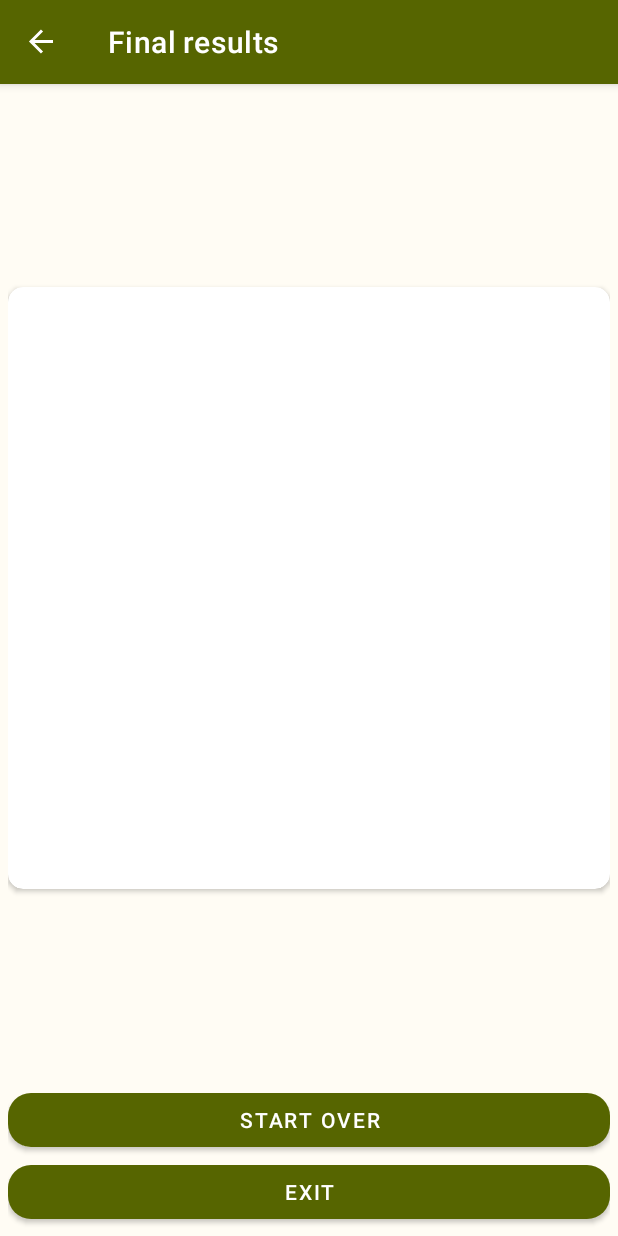
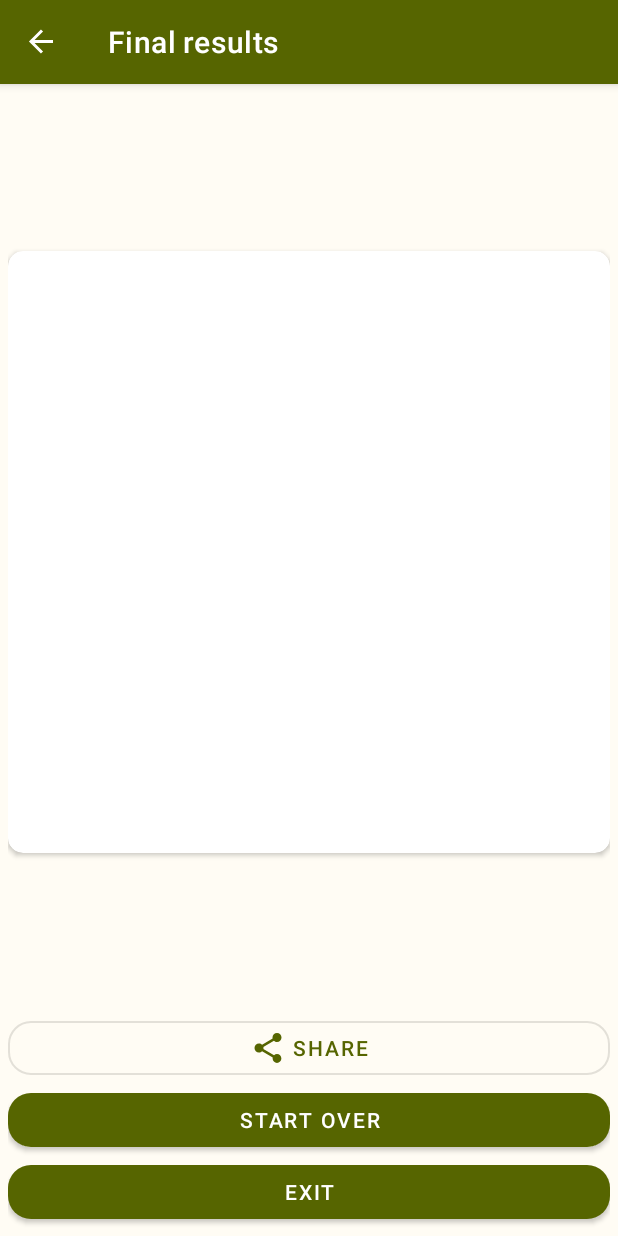
Before and after one commit to KarolinaWidz/Best-Wishes, an Android app: the FinalCardFragment screen opened through its navigation route, on a phone screen of 412 x 824 dp. Run offline under Robolectric (Android 15) with nearby library versions, the phone set to English and light mode, and no system bars; our stand-ins replace data binding, navigation-ui; pictures from the network do not load; 3 statements that could not run were skipped.

Commit message:
Add sharing of results

```diff
--- /dev/null
+++ b/app/src/main/res/drawable/ic_share.xml
@@ -0,0 +1,10 @@
+<vector xmlns:android="http://schemas.android.com/apk/res/android"
+    android:width="24dp"
+    android:height="24dp"
+    android:tint="#000000"
+    android:viewportWidth="24"
+    android:viewportHeight="24">
+    <path
+        android:fillColor="@android:color/white"
+        android:pathData="M18,16.08c-0.76,0 -1.44,0.3 -1.96,0.77L8.91,12.7c0.05,-0.23 0.09,-0.46 0.09,-0.7s-0.04,-0.47 -0.09,-0.7l7.05,-4.11c0.54,0.5 1.25,0.81 2.04,0.81 1.66,0 3,-1.34 3,-3s-1.34,-3 -3,-3 -3,1.34 -3,3c0,0.24 0.04,0.47 0.09,0.7L8.04,9.81C7.5,9.31 6.79,9 6,9c-1.66,0 -3,1.34 -3,3s1.34,3 3,3c0.79,0 1.5,-0.31 2.04,-0.81l7.12,4.16c-0.05,0.21 -0.08,0.43 -0.08,0.65 0,1.61 1.31,2.92 2.92,2.92 1.61,0 2.92,-1.31 2.92,-2.92s-1.31,-2.92 -2.92,-2.92z" />
+</vector>
--- a/app/src/main/res/layout-land/fragment_final_card.xml
+++ b/app/src/main/res/layout-land/fragment_final_card.xml
@@ -46,6 +46,24 @@
         </androidx.cardview.widget.CardView>
 
         <Button
+            android:id="@+id/share_button"
+            style="@style/Widget.MaterialComponents.Button.OutlinedButton"
+            android:layout_width="0dp"
+            android:layout_height="wrap_content"
+            android:layout_marginHorizontal="10dp"
+            android:layout_marginBottom="5dp"
+            android:text="@string/share"
+            app:cornerRadius="15dp"
+            app:icon="@drawable/ic_share"
+            app:iconGravity="textStart"
+            app:layout_constraintBottom_toTopOf="@+id/start_over_button"
+            app:layout_constraintEnd_toEndOf="parent"
+            app:layout_constraintStart_toStartOf="@+id/guideline"
+            app:layout_constraintTop_toTopOf="parent"
+            app:layout_constraintVertical_chainStyle="packed" />
+
+
+        <Button
             android:id="@+id/start_over_button"
             android:layout_width="0dp"
             android:layout_height="wrap_content"
@@ -57,8 +75,8 @@
             app:layout_constraintBottom_toTopOf="@+id/exit_button"
             app:layout_constraintEnd_toEndOf="parent"
             app:layout_constraintStart_toStartOf="@+id/guideline"
-            app:layout_constraintTop_toTopOf="parent"
-            app:layout_constraintVertical_chainStyle="packed" />
+            app:layout_constraintTop_toBottomOf="@id/share_button" />
+
 
         <Button
             android:id="@+id/exit_button"
--- a/app/src/main/res/layout/fragment_final_card.xml
+++ b/app/src/main/res/layout/fragment_final_card.xml
@@ -17,11 +17,11 @@
         tools:context=".ui.FinalCardFragment">
 
         <androidx.cardview.widget.CardView
-            app:layout_constraintDimensionRatio="1:1"
             android:layout_width="0dp"
             android:layout_height="0dp"
             app:cardCornerRadius="10dp"
-            app:layout_constraintBottom_toTopOf="@+id/start_over_button"
+            app:layout_constraintBottom_toTopOf="@+id/share_button"
+            app:layout_constraintDimensionRatio="1:1"
             app:layout_constraintEnd_toEndOf="@id/start_over_button"
             app:layout_constraintStart_toStartOf="parent"
             app:layout_constraintTop_toTopOf="parent">
@@ -36,6 +36,20 @@
                 tools:src="@drawable/birthday1" />
 
         </androidx.cardview.widget.CardView>
+
+        <Button
+            android:id="@+id/share_button"
+            style="@style/Widget.MaterialComponents.Button.OutlinedButton"
+            android:layout_width="match_parent"
+            android:layout_height="wrap_content"
+            android:gravity="center"
+            android:text="@string/share"
+            app:cornerRadius="15dp"
+            app:icon="@drawable/ic_share"
+            app:iconGravity="textStart"
+            app:layout_constraintBottom_toTopOf="@id/start_over_button"
+            app:layout_constraintEnd_toEndOf="parent"
+            app:layout_constraintStart_toStartOf="parent" />
 
         <Button
             android:id="@+id/start_over_button"
--- a/app/src/main/res/values/strings.xml
+++ b/app/src/main/res/values/strings.xml
@@ -68,5 +68,6 @@
     <string name="pexels_logo">Pexels logo</string>
     <string name="photos_provided_by_pexels">Photos provided by Pexels</string>
     <string name="cannot_load_more_pictures">Cannot load more pictures</string>
+    <string name="picture_saved_in_gallery">Picture saved in gallery</string>
 
 </resources>
```
Also changed, not shown: app/src/main/java/edu/karolinawidz/bestwishes/ui/FinalCardFragment.kt (+29 -2 lines), 1 other file.
